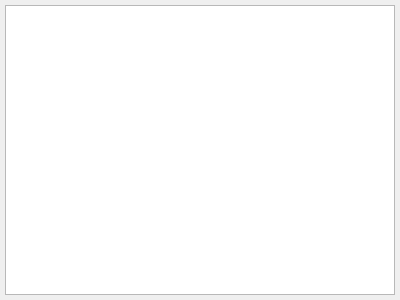
Qt form TID/param_view.ui (Gaofei244617/TID) before a commit.
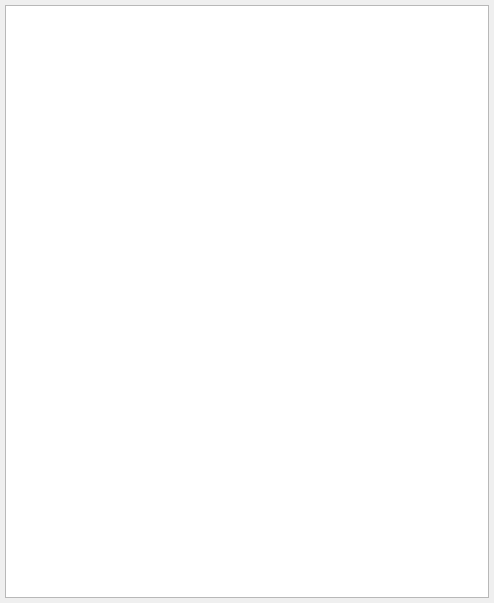
The same form after that commit.

Diff of the .ui file:
```diff
--- a/TID/param_view.ui
+++ b/TID/param_view.ui
@@ -6,8 +6,8 @@
    <rect>
     <x>0</x>
     <y>0</y>
-    <width>400</width>
-    <height>300</height>
+    <width>494</width>
+    <height>603</height>
    </rect>
   </property>
   <property name="windowTitle">
```
